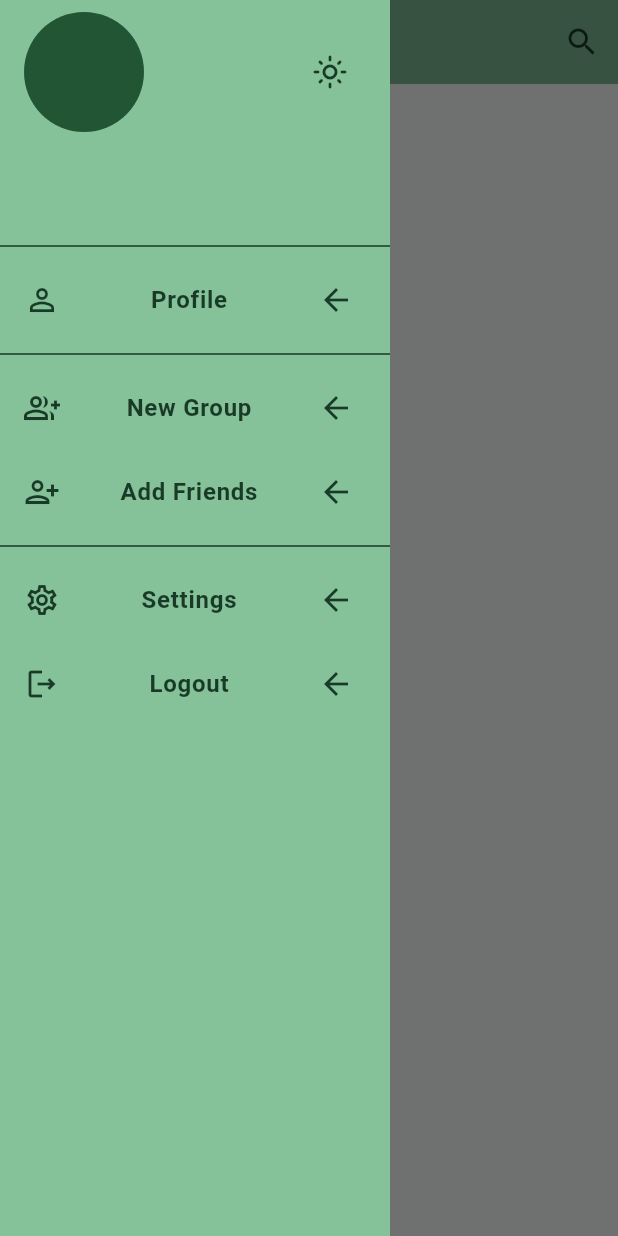
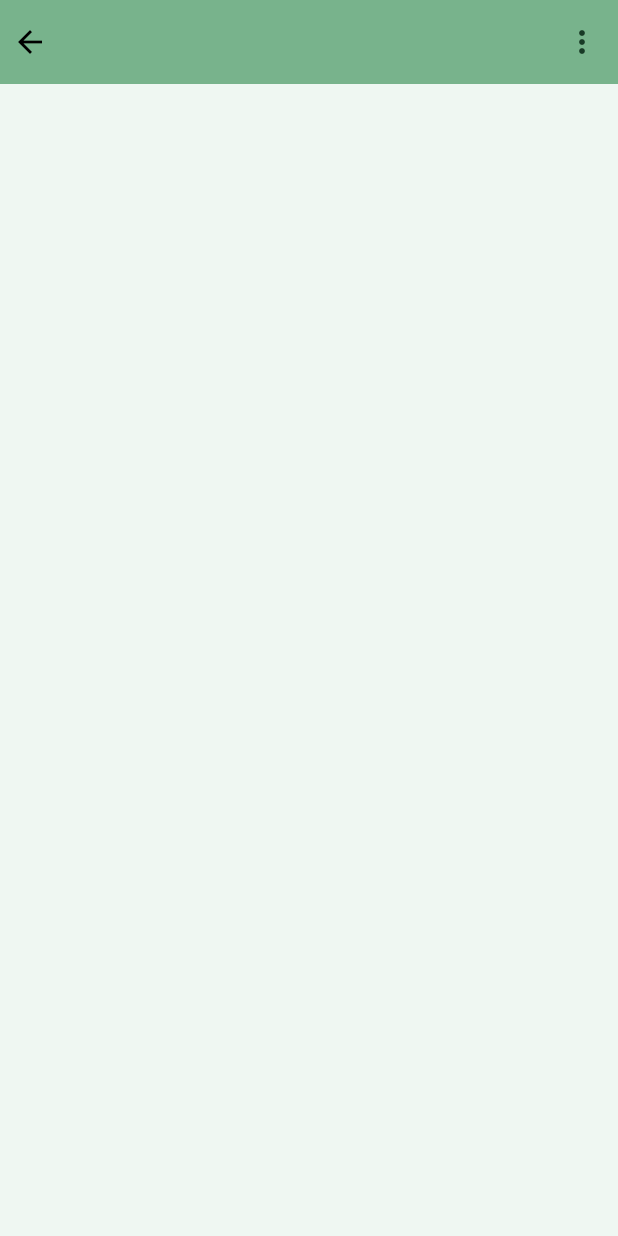
Before and after one commit to GoLab18/Chab, a Flutter app: the HomePage screen opened directly, in the side drawer, after a tap on "Profile", on a phone screen of 412 x 824 dp. Run offline on Flutter 3.47's test engine with Material 3 defaults, Android fonts, the light colour scheme and no system bars; our stand-ins replace cloud_firestore, equatable, firebase_auth, firebase_core, flutter_bloc, shared_preferences; accounts and stored records are empty; statements that could not run were skipped.

Commit message:
Added profile page template

```diff
--- a/lib/components/drawer/custom_drawer.dart
+++ b/lib/components/drawer/custom_drawer.dart
@@ -3,6 +3,7 @@ import 'package:chab/blocs/sign_in_bloc/sign_in_bloc.dart';
 import 'package:flutter/material.dart';
 import 'package:flutter_bloc/flutter_bloc.dart';
 
+import '../../pages/profile_page.dart';
 import 'drawer_bar.dart';
 import 'drawer_tile.dart';
 
@@ -39,7 +40,14 @@ class _CustomDrawerState extends State<CustomDrawer> {
             DrawerTile(
               tileIcon: Icons.person_outline,
               title: "Profile",
-              onTap: () {}
+              onTap: () {
+                Navigator.push(
+                  context,
+                  MaterialPageRoute(
+                    builder: (BuildContext context) => const ProfilePage()
+                  )
+                );
+              }
             ),
 
             Divider(
--- /dev/null
+++ b/lib/pages/profile_page.dart
@@ -0,0 +1,13 @@
+import 'package:chab/components/options_app_bar.dart';
+import 'package:flutter/material.dart';
+
+class ProfilePage extends StatelessWidget {
+  const ProfilePage({super.key});
+
+  @override
+  Widget build(BuildContext context) {
+    return const Scaffold(
+       appBar: OptionsAppBar()
+    );
+  }
+}
```
